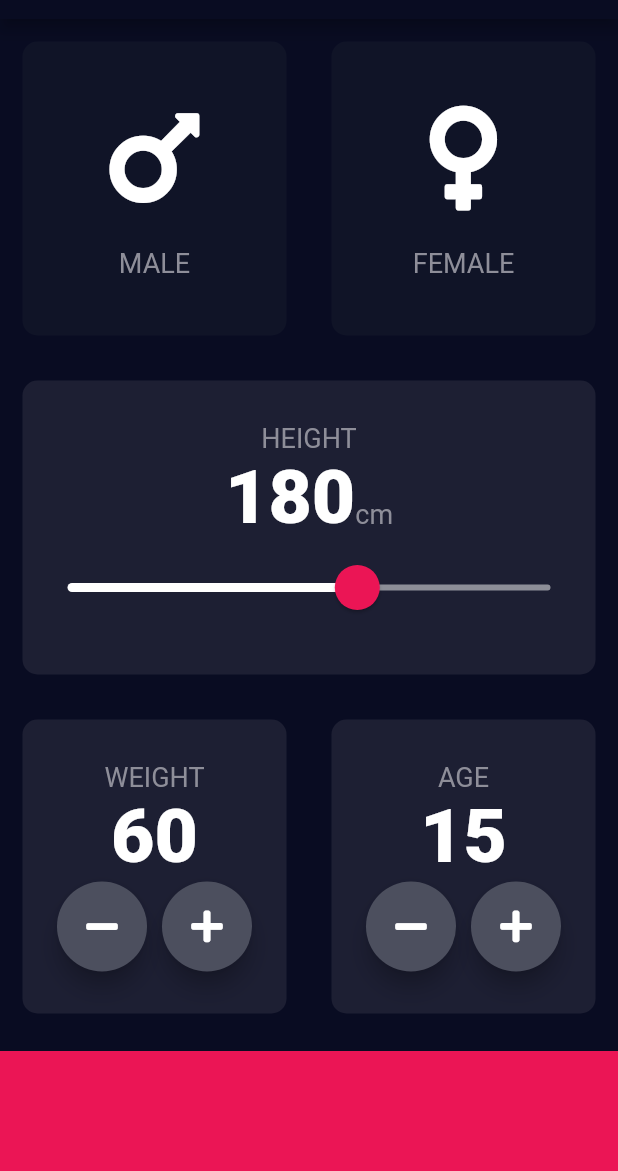
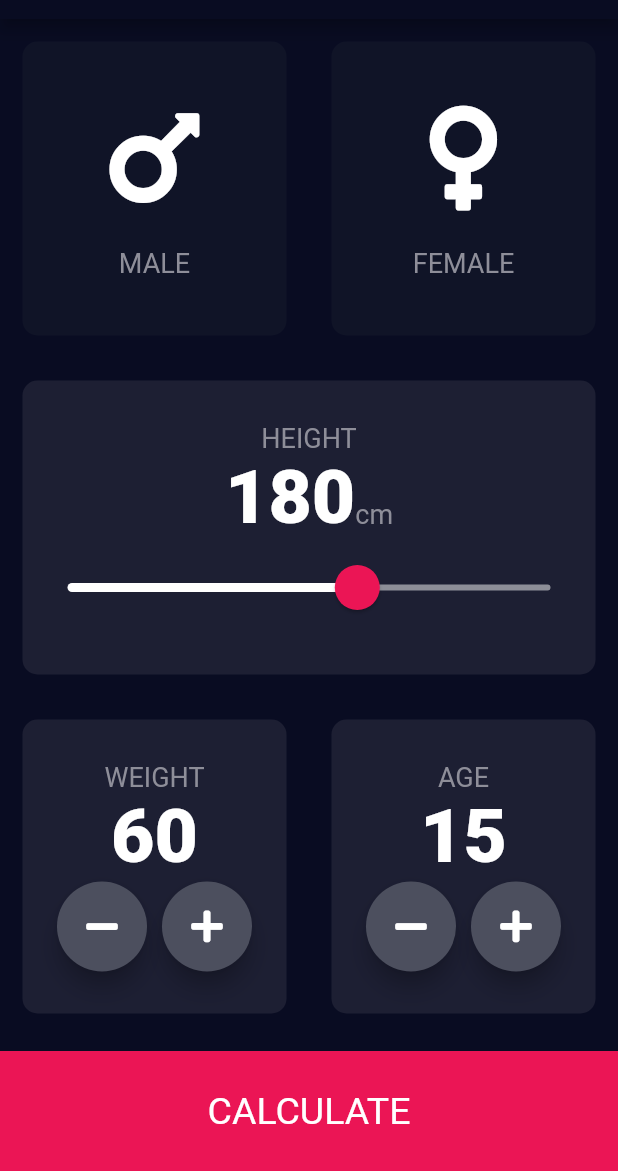
Before and after one commit to Singh-Shivani/BMI-Calculator, a Flutter app: the screen it shows after launch, on a phone screen of 412 x 824 dp, the part 65-1236 px from its top. Run offline on Flutter 3.47's test engine with Material 2 defaults, Android fonts, the phone set to English and light mode, and no system bars; our stand-ins replace font_awesome_flutter.

Commit message:
Navigation Done for second screen

```diff
--- a/lib/input_page.dart
+++ b/lib/input_page.dart
@@ -5,6 +5,7 @@ import 'package:font_awesome_flutter/font_awesome_flutter.dart';
 import 'icon_content.dart';
 import 'reusable_card.dart';
 import 'constants.dart';
+import 'results_page.dart';
 
 enum Gender {
   male,
@@ -213,11 +214,27 @@ class _InputPageState extends State<InputPage> {
               ],
             ),
           ),
-          Container(
-            color: kBottomContainerColor,
-            margin: EdgeInsets.only(top: 10.0),
-            width: double.infinity,
-            height: kBottomContainerHeight,
+          GestureDetector(
+            onTap: () {
+              setState(() {
+                Navigator.push(context,
+                    MaterialPageRoute(builder: (context) => ResultsPage()));
+              });
+            },
+            child: Container(
+              child: Center(
+                child: Text(
+                  'CALCULATE',
+                  style: TextStyle(
+                    fontSize: 25,
+                  ),
+                ),
+              ),
+              color: kBottomContainerColor,
+              margin: EdgeInsets.only(top: 10.0),
+              width: double.infinity,
+              height: kBottomContainerHeight,
+            ),
           )
         ],
       ),
```
Also changed, not shown: lib/results_page.dart (added, +10 -0 lines).
